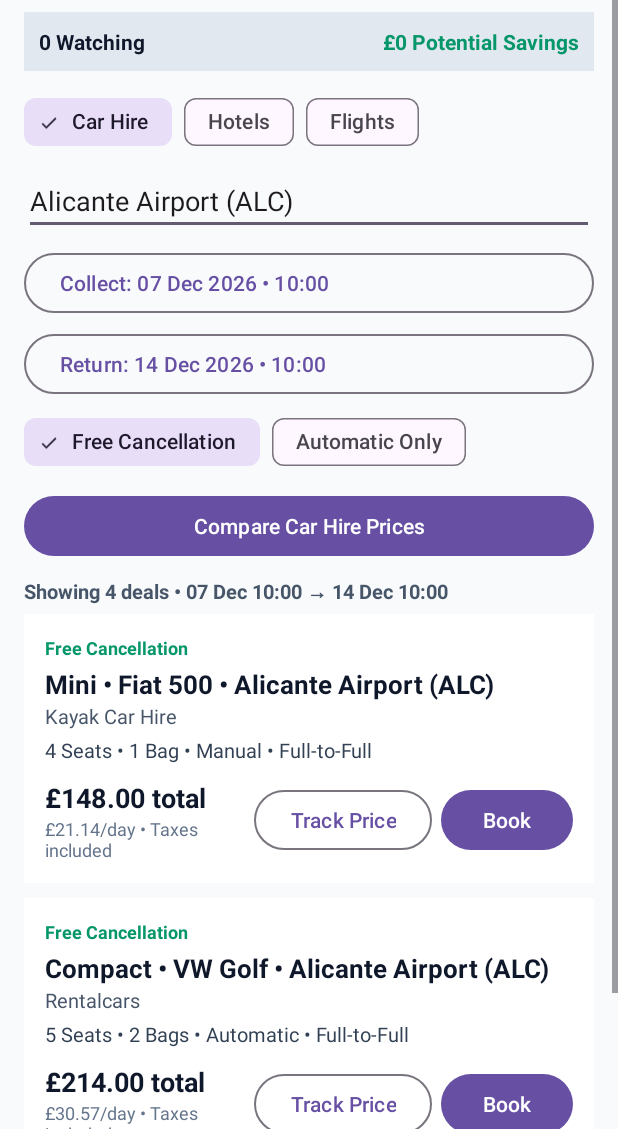
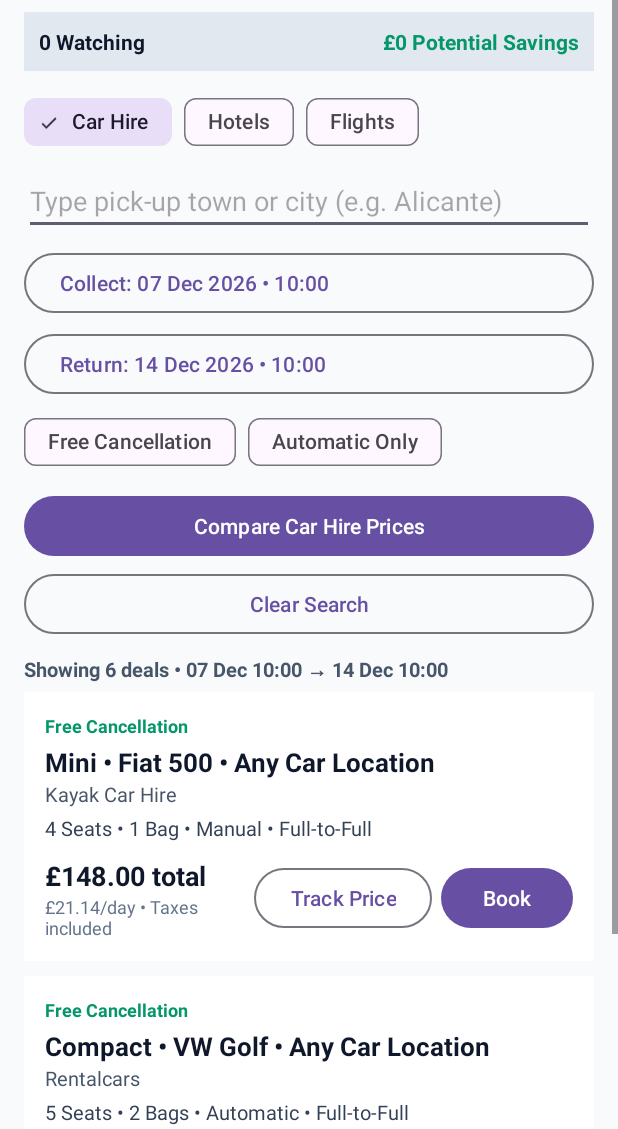
Before and after one commit to dalberts1990-creator/FareSwoop, an Android app: the MainActivity screen opened directly, with no data from a screen before it, on a phone screen of 412 x 824 dp, the part 107-1236 px from its top. Run offline under Robolectric (Android 15) with nearby library versions, the phone set to English and light mode, and no system bars; our stand-ins replace AdMob, Room's generated code; 1 statement that could not run was skipped.

Commit message:
Update activity_main.xml

```diff
--- a/app/src/main/res/layout/activity_main.xml
+++ b/app/src/main/res/layout/activity_main.xml
@@ -125,6 +125,7 @@
             android:orientation="vertical">
 
             <com.google.android.material.chip.ChipGroup
+                android:id="@+id/chipGroupCategory"
                 android:layout_width="match_parent"
                 android:layout_height="wrap_content">
 
@@ -151,26 +152,25 @@
                     android:text="Flights" />
             </com.google.android.material.chip.ChipGroup>
 
-            <EditText
+            <AutoCompleteTextView
                 android:id="@+id/etFlightOrigin"
                 android:layout_width="match_parent"
                 android:layout_height="wrap_content"
                 android:layout_marginTop="6dp"
-                android:hint="Departure Airport (e.g. Bristol BRS)"
+                android:completionThreshold="1"
+                android:hint="Type departure airport (e.g. Bristol)"
                 android:inputType="text"
-                android:text="Bristol (BRS)"
                 android:visibility="gone" />
 
-            <EditText
+            <AutoCompleteTextView
                 android:id="@+id/etPrimaryLocation"
                 android:layout_width="match_parent"
                 android:layout_height="wrap_content"
                 android:layout_marginTop="6dp"
-                android:hint="Pick-up Airport or City (e.g. Alicante ALC)"
-                android:inputType="text"
-                android:text="Alicante Airport (ALC)" />
+                android:completionThreshold="1"
+                android:hint="Type pick-up town or city (e.g. Alicante)"
+                android:inputType="text" />
 
-            <!-- Collection Date & Time Picker Button -->
             <Button
                 android:id="@+id/btnPickCollectionDateTime"
                 style="?attr/materialButtonOutlinedStyle"
@@ -178,9 +178,8 @@
                 android:layout_height="wrap_content"
                 android:layout_marginTop="8dp"
                 android:gravity="start|center_vertical"
-                android:text="Collect: 14 Jun 2027 • 10:00" />
+                android:text="Collect: Select date &amp; time" />
 
-            <!-- Return Date & Time Picker Button -->
             <Button
                 android:id="@+id/btnPickReturnDateTime"
                 style="?attr/materialButtonOutlinedStyle"
@@ -188,7 +187,7 @@
                 android:layout_height="wrap_content"
                 android:layout_marginTop="6dp"
                 android:gravity="start|center_vertical"
-                android:text="Return: 21 Jun 2027 • 10:00" />
+                android:text="Return: Select date &amp; time" />
 
             <com.google.android.material.chip.ChipGroup
                 android:id="@+id/chipsCarFilters"
@@ -201,7 +200,6 @@
                     style="@style/Widget.Material3.Chip.Filter"
                     android:layout_width="wrap_content"
                     android:layout_height="wrap_content"
-                    android:checked="true"
                     android:text="Free Cancellation" />
 
                 <com.google.android.material.chip.Chip
@@ -224,7 +222,6 @@
                     style="@style/Widget.Material3.Chip.Filter"
                     android:layout_width="wrap_content"
                     android:layout_height="wrap_content"
-                    android:checked="true"
                     android:text="Free Cancellation" />
 
                 <com.google.android.material.chip.Chip
@@ -247,7 +244,6 @@
                     style="@style/Widget.Material3.Chip.Filter"
                     android:layout_width="wrap_content"
                     android:layout_height="wrap_content"
-                    android:checked="true"
                     android:text="Direct Flights Only" />
 
                 <com.google.android.material.chip.Chip
@@ -264,6 +260,14 @@
                 android:layout_height="wrap_content"
                 android:layout_marginTop="8dp"
                 android:text="Compare Car Hire Prices" />
+
+            <Button
+                android:id="@+id/btnClearSearch"
+                style="?attr/materialButtonOutlinedStyle"
+                android:layout_width="match_parent"
+                android:layout_height="wrap_content"
+                android:layout_marginTop="4dp"
+                android:text="Clear Search" />
 
             <TextView
                 android:id="@+id/tvResultsHeader"
```
